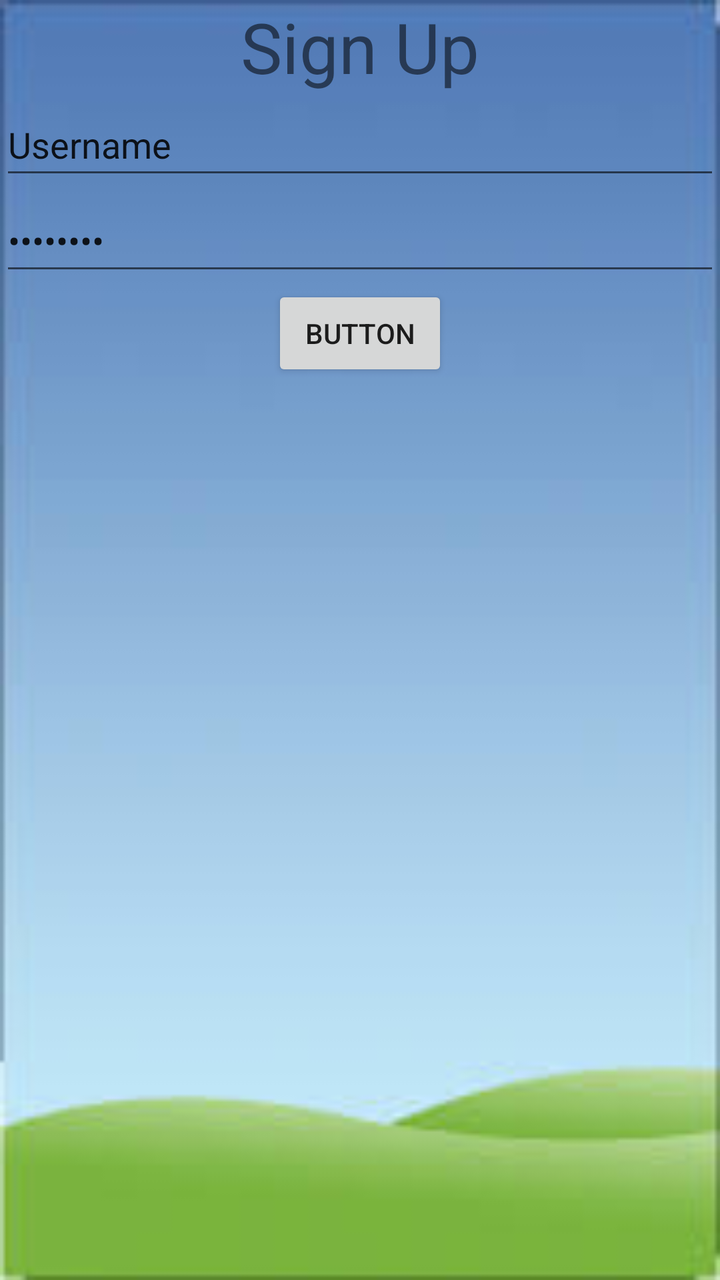
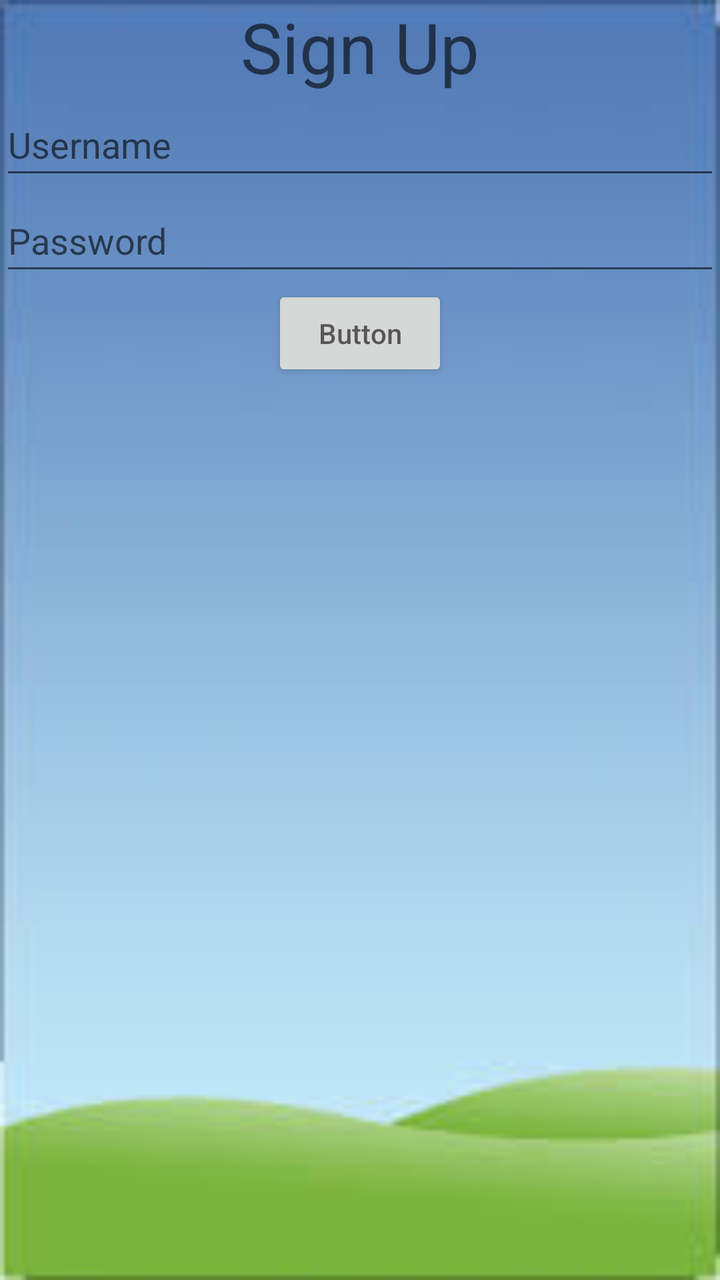

Screens rendered from an Android XML layout before and after an edit, with the pre-edit source and the edit as a unified diff.
<!-- AndroidManifest.xml: application theme Theme.Projectstart -->
<!-- res/layout/activity_register_user.xml -->
<?xml version="1.0" encoding="utf-8"?>
<RelativeLayout  xmlns:android="http://schemas.android.com/apk/res/android"
    xmlns:app="http://schemas.android.com/apk/res-auto"
    xmlns:tools="http://schemas.android.com/tools"
    android:layout_width="match_parent"
    android:layout_height="match_parent"
    android:background="@drawable/back_ground1"
    tools:context=".RegisterUserActivity">

    <TextView
        android:layout_width="match_parent"
        android:layout_height="wrap_content"
        android:id="@+id/signuptitle"
        android:textSize="35dp"
        android:text="Sign Up"
        android:gravity="center">

    </TextView>


    <EditText
        android:id="@+id/editTextUserName"
        android:layout_width="match_parent"
        android:layout_height="wrap_content"
        android:layout_below="@+id/signuptitle"
        android:ems="10"
        android:inputType="textPersonName"
        android:minHeight="48dp"
        android:text="Username" />


    <EditText
        android:id="@+id/PasswordEdit"
        android:layout_width="match_parent"
        android:layout_height="wrap_content"
        android:layout_below="@+id/editTextUserName"
        android:ems="10"
        android:inputType="textPassword"
        android:minHeight="48dp"
        android:text="Password" />

    <Button
        android:id="@+id/button"
        android:layout_width="wrap_content"
        android:layout_height="wrap_content"
        android:layout_below="@+id/PasswordEdit"
        android:layout_centerHorizontal="true"
        android:text="Button" />

</RelativeLayout>
<!-- resources referenced by this layout -->
<resources>
  <!-- drawable back_ground1: png bitmap (drawable, 2989 bytes) -->
  <style name="Theme.Projectstart" parent="Theme.AppCompat.Light.DarkActionBar">
          
          <item name="colorPrimary">@color/purple_500</item>
          <item name="colorPrimaryDark">@color/purple_700</item>
          <item name="colorAccent">@color/teal_200</item>
          
      </style>
  <color name="purple_500">#FF6200EE</color>
  <color name="purple_700">#FF3700B3</color>
  <color name="teal_200">#FF03DAC5</color>
</resources>

<!-- the commit's change to res/layout/activity_register_user.xml (unified diff, before → after) -->
@@ -12,7 +12,7 @@
         android:layout_height="wrap_content"
         android:id="@+id/signuptitle"
         android:textSize="35dp"
-        android:text="Sign Up"
+        android:hint="Sign Up"
         android:gravity="center">
 
     </TextView>
@@ -26,7 +26,7 @@
         android:ems="10"
         android:inputType="textPersonName"
         android:minHeight="48dp"
-        android:text="Username" />
+        android:hint="Username" />
 
 
     <EditText
@@ -37,7 +37,7 @@
         android:ems="10"
         android:inputType="textPassword"
         android:minHeight="48dp"
-        android:text="Password" />
+        android:hint="Password" />
 
     <Button
         android:id="@+id/button"
@@ -45,6 +45,6 @@
         android:layout_height="wrap_content"
         android:layout_below="@+id/PasswordEdit"
         android:layout_centerHorizontal="true"
-        android:text="Button" />
+        android:hint="Button" />
 
 </RelativeLayout>
